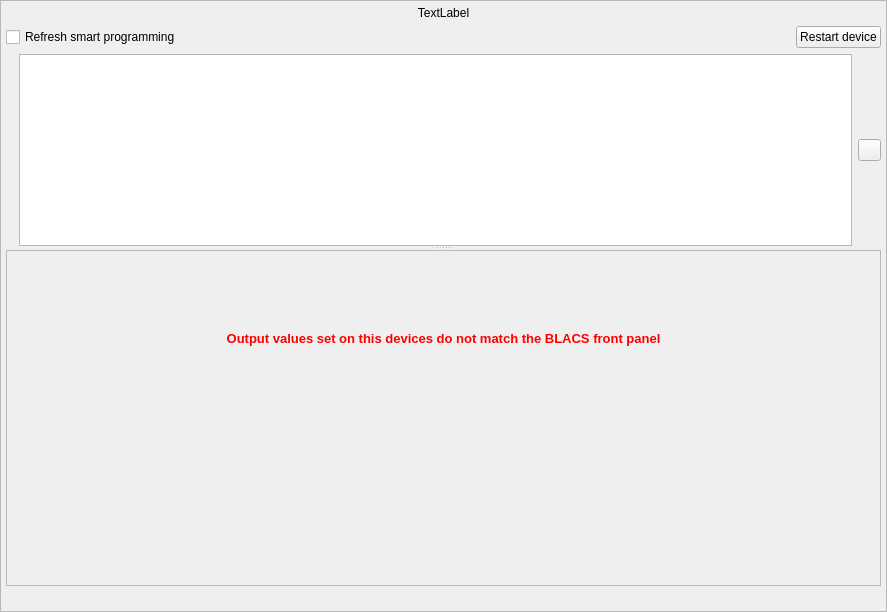
Above: tab_frame.ui from labscript-suite/blacs before the change. Below: the same form after it.
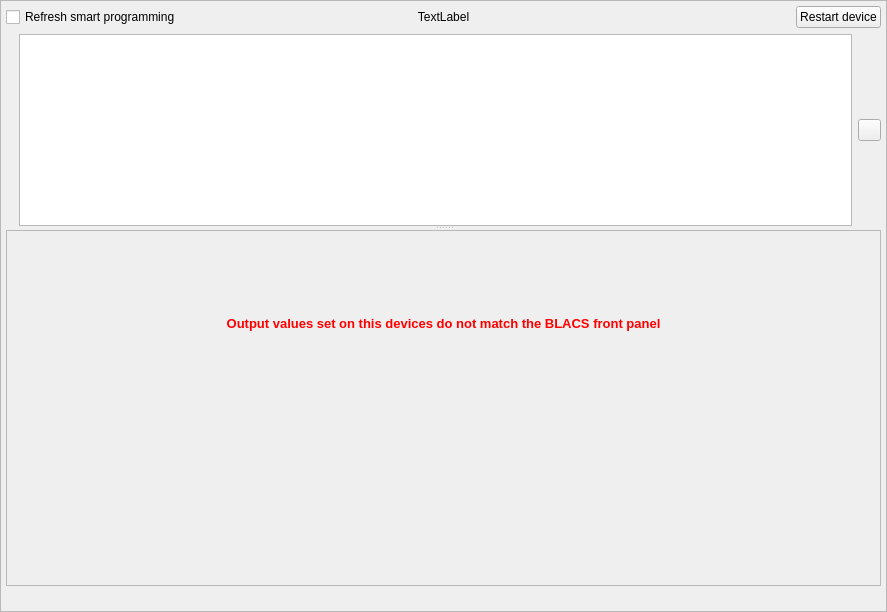
That is the form after the change. Icons and pictures are not drawn.

Commit message: feature: Save vertical UI space in tab frame - move device name into same layout as restart and refresh-smart-programming controls.

The edit to the form file:
```diff
--- a/tab_frame.ui
+++ b/tab_frame.ui
@@ -24,26 +24,15 @@
     <number>5</number>
    </property>
    <item>
-    <widget class="QLabel" name="device_name">
-     <property name="sizePolicy">
-      <sizepolicy hsizetype="Minimum" vsizetype="Minimum">
-       <horstretch>0</horstretch>
-       <verstretch>0</verstretch>
-      </sizepolicy>
+    <layout class="QHBoxLayout" name="horizontalLayout" stretch="1,1,1">
+     <property name="spacing">
+      <number>0</number>
      </property>
-     <property name="text">
-      <string>TextLabel</string>
-     </property>
-     <property name="textFormat">
-      <enum>Qt::RichText</enum>
-     </property>
-     <property name="alignment">
-      <set>Qt::AlignCenter</set>
-     </property>
-    </widget>
-   </item>
    <item>
-    <layout class="QHBoxLayout" name="horizontalLayout">
+      <layout class="QHBoxLayout" name="horizontalLayout_2" stretch="0,0">
+       <property name="spacing">
+        <number>0</number>
+       </property>
      <item>
       <widget class="QCheckBox" name="smart_programming">
        <property name="sizePolicy">
@@ -80,6 +69,45 @@
        </property>
       </spacer>
      </item>
+      </layout>
+     </item>
+     <item>
+      <widget class="QLabel" name="device_name">
+       <property name="sizePolicy">
+        <sizepolicy hsizetype="Minimum" vsizetype="Minimum">
+         <horstretch>0</horstretch>
+         <verstretch>0</verstretch>
+        </sizepolicy>
+       </property>
+       <property name="text">
+        <string>TextLabel</string>
+       </property>
+       <property name="textFormat">
+        <enum>Qt::RichText</enum>
+       </property>
+       <property name="alignment">
+        <set>Qt::AlignCenter</set>
+       </property>
+      </widget>
+     </item>
+     <item>
+      <layout class="QHBoxLayout" name="horizontalLayout_3">
+       <property name="spacing">
+        <number>0</number>
+       </property>
+       <item>
+        <spacer name="horizontalSpacer_2">
+         <property name="orientation">
+          <enum>Qt::Horizontal</enum>
+         </property>
+         <property name="sizeHint" stdset="0">
+          <size>
+           <width>40</width>
+           <height>20</height>
+          </size>
+         </property>
+        </spacer>
+       </item>
      <item>
       <widget class="QPushButton" name="button_restart">
        <property name="autoFillBackground">
@@ -99,6 +127,8 @@
      </item>
     </layout>
    </item>
+    </layout>
+   </item>
    <item>
     <widget class="QSplitter" name="splitter">
      <property name="sizePolicy">
@@ -216,7 +246,7 @@
          <x>0</x>
          <y>0</y>
          <width>873</width>
-         <height>317</height>
+         <height>334</height>
         </rect>
        </property>
        <layout class="QVBoxLayout" name="verticalLayout_3">
```
Lines whose indentation alone changed are shown as unchanged.
